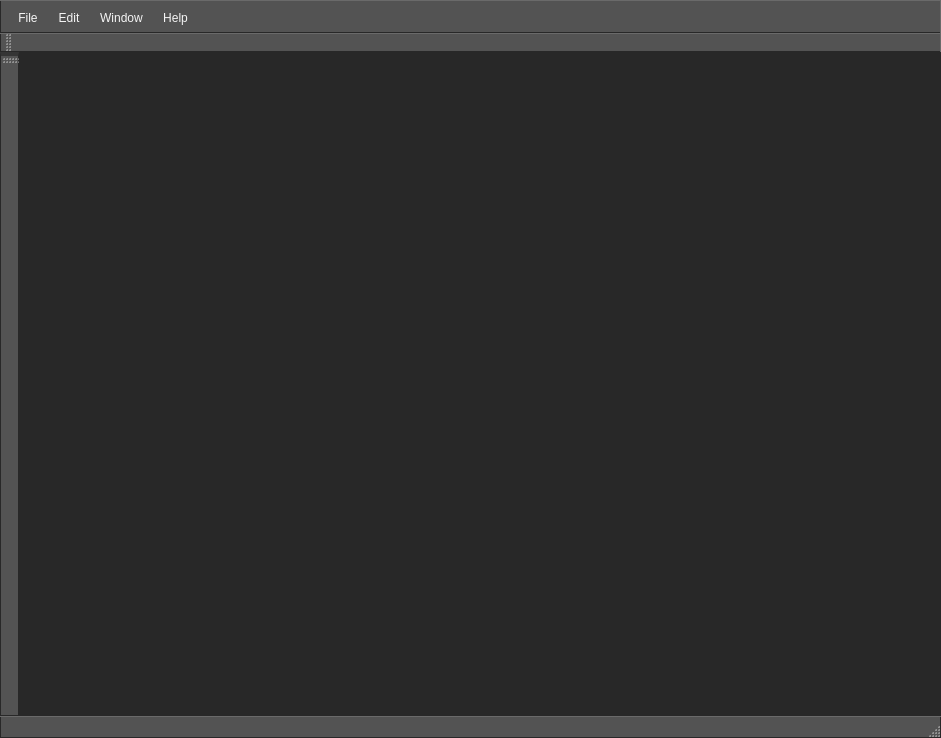
Above: Source/GUI/MainWindow.ui from Adelost/Ultimate-Coffee before the change. Below: the same form after it.
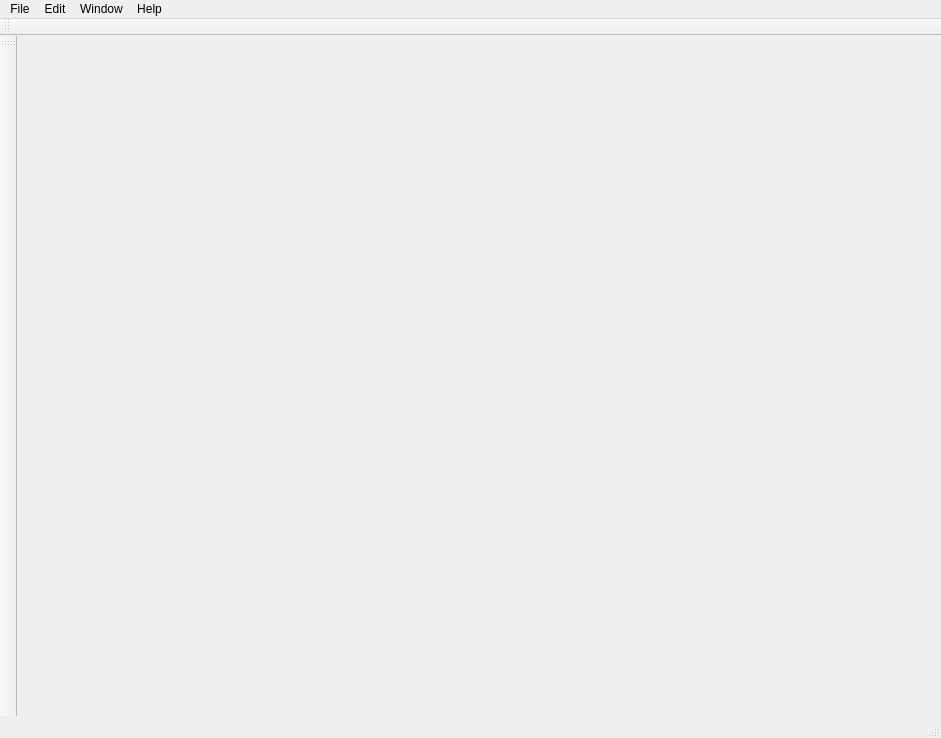
That is the form after the change. Icons and pictures are not drawn.

Patch:
```diff
--- a/Source/GUI/MainWindow.ui
+++ b/Source/GUI/MainWindow.ui
@@ -341,7 +341,10 @@
 
 
 
-</string>
+QScrollArea &gt; QWidget &gt; QWidget
+{
+	background: transparent; 
+}</string>
   </property>
   <property name="toolButtonStyle">
    <enum>Qt::ToolButtonIconOnly</enum>
```
